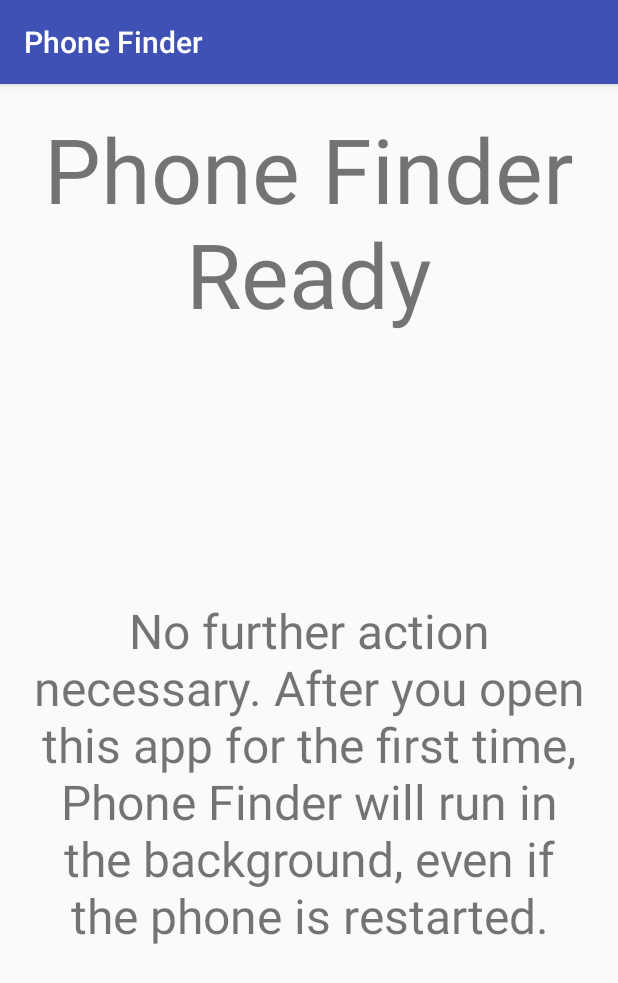
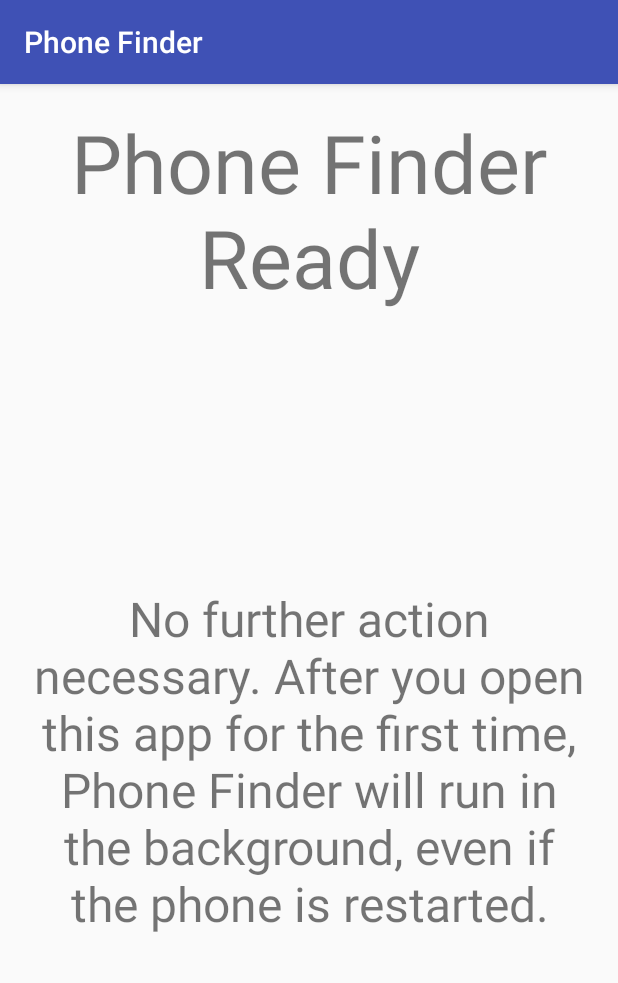
Before and after one commit to JackYoustra/Find-Phone, an Android app: the screen it shows after launch (MainScreen), on a phone screen of 412 x 824 dp. Shown: the top 983 px of the screen. Run offline under Robolectric (Android 15) with nearby library versions, the light colour scheme and no system bars.

Commit message:
Slight size fix

```diff
--- a/app/src/main/res/layout/content_main_screen.xml
+++ b/app/src/main/res/layout/content_main_screen.xml
@@ -22,7 +22,7 @@
         android:layout_alignParentRight="true"
         android:layout_alignParentEnd="true"
         android:gravity="center_vertical|center_horizontal"
-        android:textSize="60dp"
+        android:textSize="54dp"
         android:id="@+id/textView2" />
 
     <TextView
```
